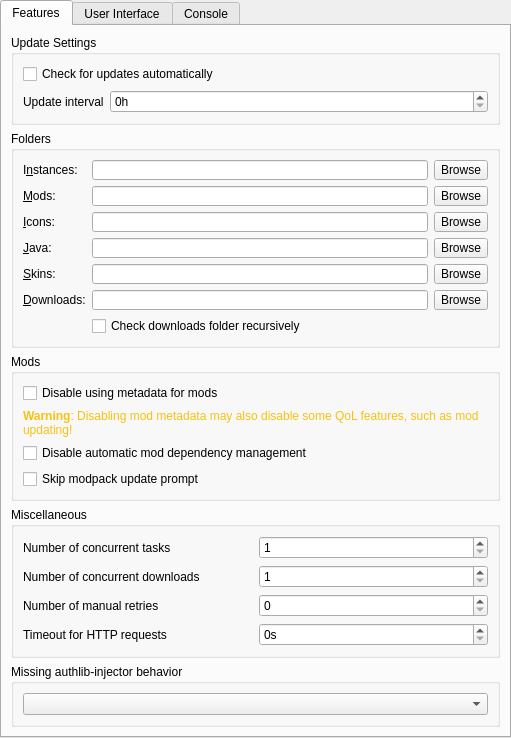
Qt form launcher/ui/pages/global/LauncherPage.ui (Lunarienya/ElysiumLauncher) before a commit.
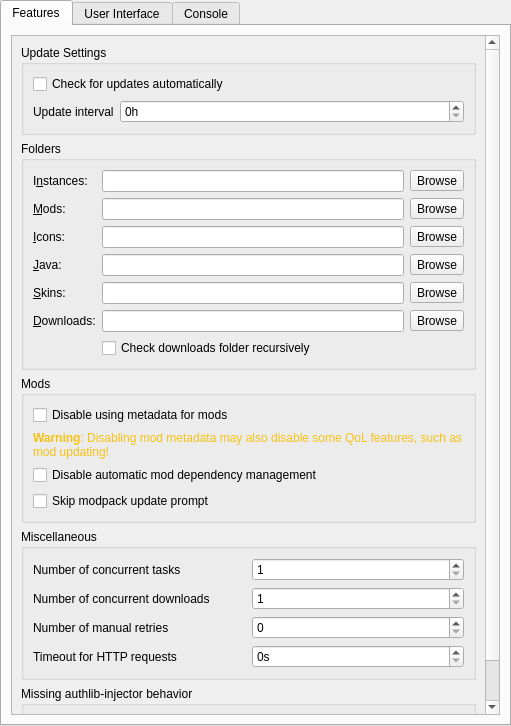
The same form after that commit. Custom widgets are drawn as their Qt base class.

Patch:
```diff
--- a/launcher/ui/pages/global/LauncherPage.ui
+++ b/launcher/ui/pages/global/LauncherPage.ui
@@ -46,6 +46,24 @@
       </attribute>
       <layout class="QVBoxLayout" name="verticalLayout_9">
        <item>
+        <widget class="QScrollArea" name="scrollArea">
+         <property name="horizontalScrollBarPolicy">
+          <enum>Qt::ScrollBarPolicy::ScrollBarAlwaysOff</enum>
+         </property>
+         <property name="widgetResizable">
+          <bool>true</bool>
+         </property>
+         <widget class="QWidget" name="scrollAreaWidgetContents">
+          <property name="geometry">
+           <rect>
+            <x>0</x>
+            <y>0</y>
+            <width>473</width>
+            <height>770</height>
+           </rect>
+          </property>
+          <layout class="QVBoxLayout" name="verticalLayout_8">
+           <item>
         <widget class="QGroupBox" name="updateSettingsBox">
          <property name="title">
           <string>Update Settings</string>
@@ -372,6 +390,10 @@
           </size>
          </property>
         </spacer>
+           </item>
+          </layout>
+         </widget>
+        </widget>
        </item>
       </layout>
      </widget>
```
Left out of the diff: 30 changed lines with no effect on the pictures. Lines whose indentation alone changed are shown as unchanged.
